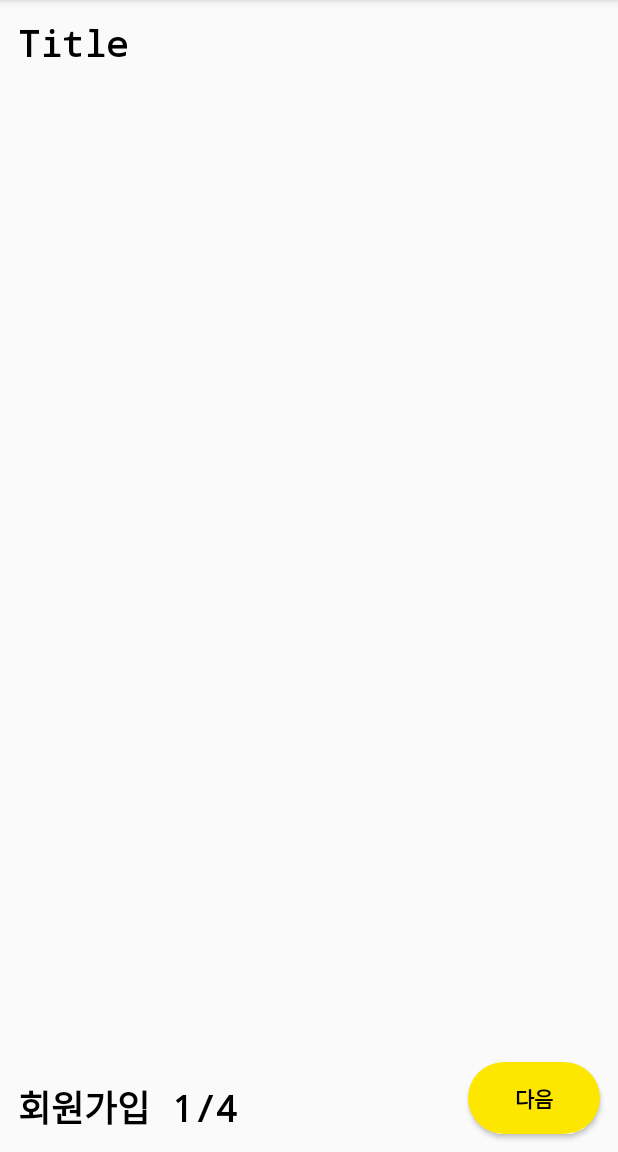
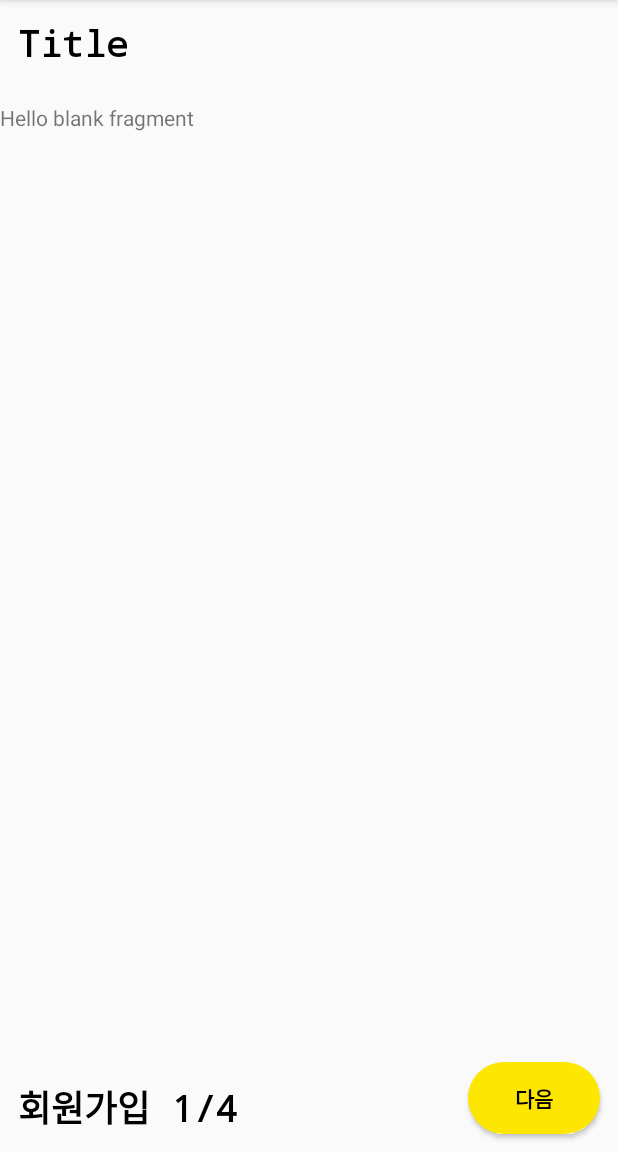
Before and after one commit to 4538cgy/ProjectAuction, an Android app: the SignUpActivity screen opened directly, with no data from a screen before it, on a phone screen of 412 x 824 dp, the part 84-1236 px from its top. Run offline under Robolectric (Android 15) with nearby library versions, the phone set to English and light mode, and no system bars; our stand-ins replace data binding.

Commit message:
commit signup viewpager base

```diff
--- /dev/null
+++ b/app/src/main/java/com/example/project_auction/adapter/SignUpViewPagerAdapter.kt
@@ -0,0 +1,16 @@
+package com.example.project_auction.adapter
+
+import androidx.fragment.app.Fragment
+import androidx.fragment.app.FragmentActivity
+import androidx.viewpager2.adapter.FragmentStateAdapter
+
+class SignUpViewPagerAdapter(fragment : FragmentActivity)  : FragmentStateAdapter(fragment){
+
+    var fragments = arrayListOf<Fragment>()
+
+    override fun getItemCount(): Int = fragments.size
+
+    override fun createFragment(position: Int): Fragment {
+        return fragments.get(position)
+    }
+}
--- a/app/src/main/java/com/example/project_auction/view/activity/signup/SignUpActivity.kt
+++ b/app/src/main/java/com/example/project_auction/view/activity/signup/SignUpActivity.kt
@@ -3,9 +3,12 @@ package com.example.project_auction.view.activity.signup
 import androidx.appcompat.app.AppCompatActivity
 import android.os.Bundle
 import androidx.activity.viewModels
+import androidx.fragment.app.Fragment
 import com.example.project_auction.R
+import com.example.project_auction.adapter.SignUpViewPagerAdapter
 import com.example.project_auction.base.BaseActivity
 import com.example.project_auction.databinding.ActivitySignUpBinding
+import com.example.project_auction.view.fragment.signup.SignUpFirstFragment
 import com.example.project_auction.viewmodel.LoginSignUpViewModel
 
 class SignUpActivity : BaseActivity<ActivitySignUpBinding>(R.layout.activity_sign_up) {
@@ -16,6 +19,13 @@ class SignUpActivity : BaseActivity<ActivitySignUpBinding>(R.layout.activity_sig
         super.onCreate(savedInstanceState)
         binding.apply {
             activitysignup = this@SignUpActivity
+            loginsignupviewmodel = viewModel
+
+            val fragmentList = arrayListOf<Fragment>(SignUpFirstFragment())
+            val adapter = SignUpViewPagerAdapter(this@SignUpActivity)
+            adapter.fragments = fragmentList
+            activitySignUpViewpager2.adapter = adapter
         }
     }
+
 }
--- /dev/null
+++ b/app/src/main/java/com/example/project_auction/view/fragment/signup/SignUpFirstFragment.kt
@@ -0,0 +1,21 @@
+package com.example.project_auction.view.fragment.signup
+
+import android.os.Bundle
+import androidx.fragment.app.Fragment
+import android.view.LayoutInflater
+import android.view.View
+import android.view.ViewGroup
+import com.example.project_auction.R
+
+
+class SignUpFirstFragment : Fragment() {
+
+    override fun onCreateView(
+        inflater: LayoutInflater, container: ViewGroup?,
+        savedInstanceState: Bundle?
+    ): View? {
+        // Inflate the layout for this fragment
+        return inflater.inflate(R.layout.fragment_sign_up_first, container, false)
+    }
+
+}
--- a/app/src/main/res/layout/activity_sign_up.xml
+++ b/app/src/main/res/layout/activity_sign_up.xml
@@ -8,6 +8,9 @@
         <variable
             name="activitysignup"
             type="com.example.project_auction.view.activity.signup.SignUpActivity" />
+        <variable
+            name="loginsignupviewmodel"
+            type="com.example.project_auction.viewmodel.LoginSignUpViewModel" />
     </data>
 
     <androidx.constraintlayout.widget.ConstraintLayout
--- /dev/null
+++ b/app/src/main/res/layout/fragment_sign_up_first.xml
@@ -0,0 +1,14 @@
+<?xml version="1.0" encoding="utf-8"?>
+<FrameLayout xmlns:android="http://schemas.android.com/apk/res/android"
+    xmlns:tools="http://schemas.android.com/tools"
+    android:layout_width="match_parent"
+    android:layout_height="match_parent"
+    tools:context=".view.fragment.signup.SignUpFirstFragment">
+
+    <!-- TODO: Update blank fragment layout -->
+    <TextView
+        android:layout_width="match_parent"
+        android:layout_height="match_parent"
+        android:text="@string/hello_blank_fragment" />
+
+</FrameLayout>
--- a/app/src/main/res/values/strings.xml
+++ b/app/src/main/res/values/strings.xml
@@ -1,3 +1,5 @@
 <resources>
     <string name="app_name">Project-Auction</string>
+    <!-- TODO: Remove or change this placeholder text -->
+    <string name="hello_blank_fragment">Hello blank fragment</string>
 </resources>
```
